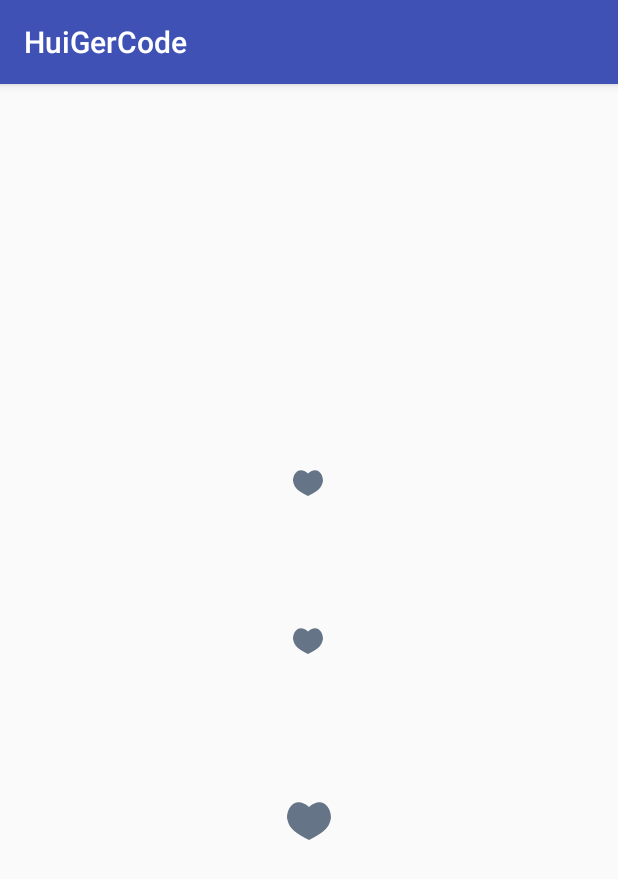
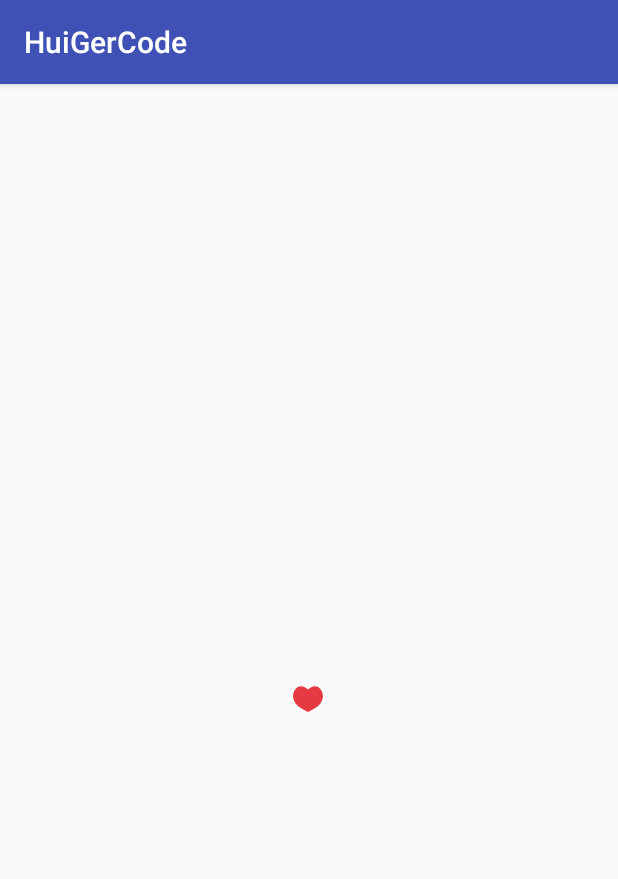
Before and after one commit to huiger/HuiGerCode, an Android app: the screen it shows after launch (MainActivity), on a phone screen of 412 x 824 dp. Shown: the top 879 px of the screen. Run offline under Robolectric (Android 15) with nearby library versions, the phone set to English and light mode, and no system bars.

Commit message:
添加默认选中样式

```diff
--- a/app/src/main/java/com/huige/huigercode/MainActivity.java
+++ b/app/src/main/java/com/huige/huigercode/MainActivity.java
@@ -2,6 +2,10 @@ package com.huige.huigercode;
 
 import android.os.Bundle;
 import android.support.v7.app.AppCompatActivity;
+import android.util.Log;
+import android.view.View;
+
+import com.huige.library.likeview.LikeView;
 
 public class MainActivity extends AppCompatActivity {
 
@@ -11,7 +15,13 @@ public class MainActivity extends AppCompatActivity {
         super.onCreate(savedInstanceState);
         setContentView(R.layout.activity_main);
 
-
-
+        final LikeView likeView = (LikeView) findViewById(R.id.likeView);
+        likeView.setSelectLike();
+        likeView.setOnClickListener(new View.OnClickListener() {
+            @Override
+            public void onClick(View v) {
+                Log.d("msg", "MainActivity -> 点赞状态：" + likeView.getStatus());
+            }
+        });
     }
 }
--- a/app/src/main/res/layout/activity_main.xml
+++ b/app/src/main/res/layout/activity_main.xml
@@ -11,20 +11,12 @@
 
 
 
-    <com.huige.library.likeview.LikeView
-        android:layout_width="wrap_content"
-        android:layout_height="wrap_content"
-        android:layout_centerInParent="true"/>
 
     <com.huige.library.likeview.LikeView
+        android:id="@+id/likeView"
         android:layout_width="wrap_content"
         android:layout_height="wrap_content"
         android:layout_marginTop="50dp"/>
 
-    <com.huige.library.likeview.LikeView
-        android:layout_width="wrap_content"
-        android:layout_height="wrap_content"
-        android:layout_marginTop="50dp"
-        app:likeViewCirRadius="15dp"/>
 
 </LinearLayout>
--- a/library/src/main/java/com/huige/library/likeview/LikeView.java
+++ b/library/src/main/java/com/huige/library/likeview/LikeView.java
@@ -66,7 +66,7 @@ public class LikeView extends View {
     /**
      * 4.圆环减消失、心形放大、周围环绕十四圆点
      */
-    private static final int RING_DOT__HEART_VIEW = 3;
+    private static final int RING_DOT_HEART_VIEW = 3;
     /**
      * 5.环绕的十四圆点向外移动并缩小、透明度渐变、渐隐
      */
@@ -74,6 +74,7 @@ public class LikeView extends View {
 
     private float mCenterX;
     private float mCenterY;
+    private Canvas mCanvas;
     private Paint mPaint;
     private float mOffset;
     private OnClickListener mListener;
@@ -134,23 +135,24 @@ public class LikeView extends View {
     @Override
     protected void onDraw(Canvas canvas) {
         super.onDraw(canvas);
-        canvas.translate(mCenterX, mCenterY);   // 使坐标移至中心
+        mCanvas = canvas;
+        mCanvas.translate(mCenterX, mCenterY);   // 使坐标移至中心
 
         switch (mCurrentState) {
             case HEART_VIEW:
-                drawHeart(canvas, mCurrentRadius, mCurrentColor);
+                drawHeart(mCurrentRadius, mCurrentColor);
                 break;
             case CIRCLE_VIEW:
-                drawCirce(canvas, mCurrentRadius, mCurrentColor);
+                drawCirce(mCurrentRadius, mCurrentColor);
                 break;
             case RING_VIEW:
-                drawRing(canvas, mCurrentRadius, mCurrentColor, mCurrentPercent);
+                drawRing(mCurrentRadius, mCurrentColor, mCurrentPercent);
                 break;
-            case RING_DOT__HEART_VIEW:
-                drawDotWithRing(canvas, mCurrentRadius, mCurrentColor);
+            case RING_DOT_HEART_VIEW:
+                drawDotWithRing(mCurrentRadius, mCurrentColor);
                 break;
             case DOT_HEART_VIEW:
-                drawDot(canvas, mCurrentRadius, mCurrentColor);
+                drawDot(mCurrentRadius, mCurrentColor);
                 break;
             default:
 
@@ -161,11 +163,10 @@ public class LikeView extends View {
     /**
      * 绘制圆点、心形
      *
-     * @param canvas
      * @param radius
      * @param color
      */
-    private void drawDot(Canvas canvas, int radius, int color) {
+    private void drawDot(int radius, int color) {
         mPaint.setAntiAlias(true);
         mPaint.setStyle(Paint.Style.FILL);
 
@@ -189,16 +190,16 @@ public class LikeView extends View {
             mCurrentRadius = (int) (mCurrentRadius - dotR / 16);
 
         }
-        drawHeart(canvas, mCurrentRadius, CLICKED_CLOLOR);
+        drawHeart(mCurrentRadius, CLICKED_CLOLOR);
 
         mPaint.setAlpha((int) (255 * (1 - mCurrentPercent)));//圆点逐渐透明
         dotRS = (float) (dotR * (1 - mCurrentPercent));
         dotRL = (float) (dotR * (1 - mCurrentPercent) * 4) > dotR ? dotR : (float) (dotR * (1 - mCurrentPercent) * 3);
         for (int i = 0; i < 7; i++) {
             mPaint.setColor(dotColors[i]);
-            canvas.drawCircle((float) (rDotS * Math.sin(angleA)), (float) (rDotS * Math.cos(angleA)), dotRS, mPaint);
+            mCanvas.drawCircle((float) (rDotS * Math.sin(angleA)), (float) (rDotS * Math.cos(angleA)), dotRS, mPaint);
             angleA += 2 * Math.PI / 7;
-            canvas.drawCircle((float) (rDotL * Math.sin(angleB)), (float) (rDotL * Math.cos(angleB)), dotRL, mPaint);
+            mCanvas.drawCircle((float) (rDotL * Math.sin(angleB)), (float) (rDotL * Math.cos(angleB)), dotRL, mPaint);
             angleB += 2 * Math.PI / 7;
         }
     }
@@ -206,18 +207,17 @@ public class LikeView extends View {
     /**
      * 绘制圆点、圆环、心形
      *
-     * @param canvas
      * @param radius
      * @param color
      */
-    private void drawDotWithRing(Canvas canvas, int radius, int color) {
+    private void drawDotWithRing(int radius, int color) {
         mPaint.setColor(color);
         mPaint.setAntiAlias(true);
 
         mPaint.setStyle(Paint.Style.STROKE);
         if (mCurrentPercent <= 1) {
             RectF rectF = new RectF(-radius, -radius, radius, radius);
-            canvas.drawArc(rectF, 0, 360, false, mPaint);
+            mCanvas.drawArc(rectF, 0, 360, false, mPaint);
         }
         mCurrentPercent = (1f - mCurrentPercent > 1f ? 1f : 1f - mCurrentPercent) * 0.2f;//用于计算圆环宽度，最小0，与动画进度负相关
         mPaint.setStrokeWidth(2 * mRadius * mCurrentPercent);
@@ -233,55 +233,52 @@ public class LikeView extends View {
 
         mPaint.setStyle(Paint.Style.FILL);
         for (int i = 0; i < 7; i++) {
-            canvas.drawCircle((float) (rDotS * Math.sin(angleA)), (float) (rDotS * Math.cos(angleA)), dotR, mPaint);
+            mCanvas.drawCircle((float) (rDotS * Math.sin(angleA)), (float) (rDotS * Math.cos(angleA)), dotR, mPaint);
             angleA += 2 * Math.PI / 7;
-            canvas.drawCircle((float) (rDotL * Math.sin(angleB)), (float) (rDotL * Math.cos(angleB)), dotR, mPaint);
+            mCanvas.drawCircle((float) (rDotL * Math.sin(angleB)), (float) (rDotL * Math.cos(angleB)), dotR, mPaint);
             angleB += 2 * Math.PI / 7;
         }
         mCurrentRadius = (int) (mRadius / 3 + offL * 4);
-        drawHeart(canvas, mCurrentRadius, CLICKED_CLOLOR);
+        drawHeart(mCurrentRadius, CLICKED_CLOLOR);
 
     }
 
     /**
      * 绘制圆环
      *
-     * @param canvas
      * @param radius
      * @param color
      * @param percent
      */
-    private void drawRing(Canvas canvas, int radius, int color, float percent) {
+    private void drawRing(int radius, int color, float percent) {
         mPaint.setColor(color);
         mPaint.setAntiAlias(true);
         mPaint.setStyle(Paint.Style.STROKE);
         mPaint.setStrokeWidth(2 * mRadius * percent);
         RectF rectF = new RectF(-radius, -radius, radius, radius);
-        canvas.drawArc(rectF, 0, 360, false, mPaint);
+        mCanvas.drawArc(rectF, 0, 360, false, mPaint);
     }
 
     /**
      * 绘制圆
      *
-     * @param canvas
      * @param radius
      * @param color
      */
-    private void drawCirce(Canvas canvas, int radius, int color) {
+    private void drawCirce(int radius, int color) {
         mPaint.setColor(color);
         mPaint.setAntiAlias(true);
         mPaint.setStyle(Paint.Style.FILL);
-        canvas.drawCircle(0f, 0f, radius, mPaint);
+        mCanvas.drawCircle(0f, 0f, radius, mPaint);
     }
 
     /**
      * 绘制心形
      *
-     * @param canvas
      * @param radius
      * @param color
      */
-    private void drawHeart(Canvas canvas, int radius, int color) {
+    private void drawHeart(int radius, int color) {
         initControlPoint(radius);
         mPaint.setColor(color);
         mPaint.setAntiAlias(true);
@@ -293,7 +290,7 @@ public class LikeView extends View {
         path.cubicTo(rPointC.x, rPointC.y, bPointC.x, bPointC.y, bPointB.x, bPointB.y);
         path.cubicTo(bPointA.x, bPointA.y, lPointC.x, lPointC.y, lPointB.x, lPointB.y);
         path.cubicTo(lPointA.x, lPointA.y, tPointA.x, tPointA.y, tPointB.x, tPointB.y);
-        canvas.drawPath(path, mPaint);
+        mCanvas.drawPath(path, mPaint);
 
     }
 
@@ -327,22 +324,19 @@ public class LikeView extends View {
     public boolean onTouchEvent(MotionEvent event) {
         int x = (int) event.getX();
         int y = (int) event.getY();
-        if(event.getAction() == MotionEvent.ACTION_UP) {
-            if(x + getLeft() < getRight() && y+getTop() < getBottom()) {
-                if(state) {
+        if (event.getAction() == MotionEvent.ACTION_UP) {
+            if (x + getLeft() < getRight() && y + getTop() < getBottom()) {
+                if (state) {
                     deselectLike();
-                }else{
+                } else {
                     startViewMotion();
                 }
 
-                if(mListener != null) {
+                if (mListener != null) {
                     mListener.onClick(this);
                 }
             }
-
         }
-
-
         return true;
     }
 
@@ -396,7 +390,7 @@ public class LikeView extends View {
                     float percent = calcPercent(340f, 480f, animatedValue);//内环半径增大直至消亡
                     mCurrentPercent = percent;
                     mCurrentRadius = (int) (2 * mRadius);//外环半径不再改变
-                    mCurrentState = RING_DOT__HEART_VIEW;
+                    mCurrentState = RING_DOT_HEART_VIEW;
                     invalidate();
                 } else if (animatedValue <= 1200) {
                     float percent = calcPercent(480f, 1200f, animatedValue);
@@ -457,7 +451,16 @@ public class LikeView extends View {
         invalidate();
     }
 
-    public boolean getStatus(){
+    /**
+     * 设置选中
+     */
+    public void setSelectLike() {
+        mCurrentColor = 0xffe53a42;
+        state = true;
+        invalidate();
+    }
+
+    public boolean getStatus() {
         return this.state;
     }
 
@@ -484,9 +487,9 @@ public class LikeView extends View {
     @Override
     protected void onDetachedFromWindow() {
         super.onDetachedFromWindow();
-        if (animatorTime!=null)
+        if (animatorTime != null)
             animatorTime.removeAllListeners();
-        if (animatorArgb!=null)
+        if (animatorArgb != null)
             animatorArgb.removeAllListeners();
     }
 
```
